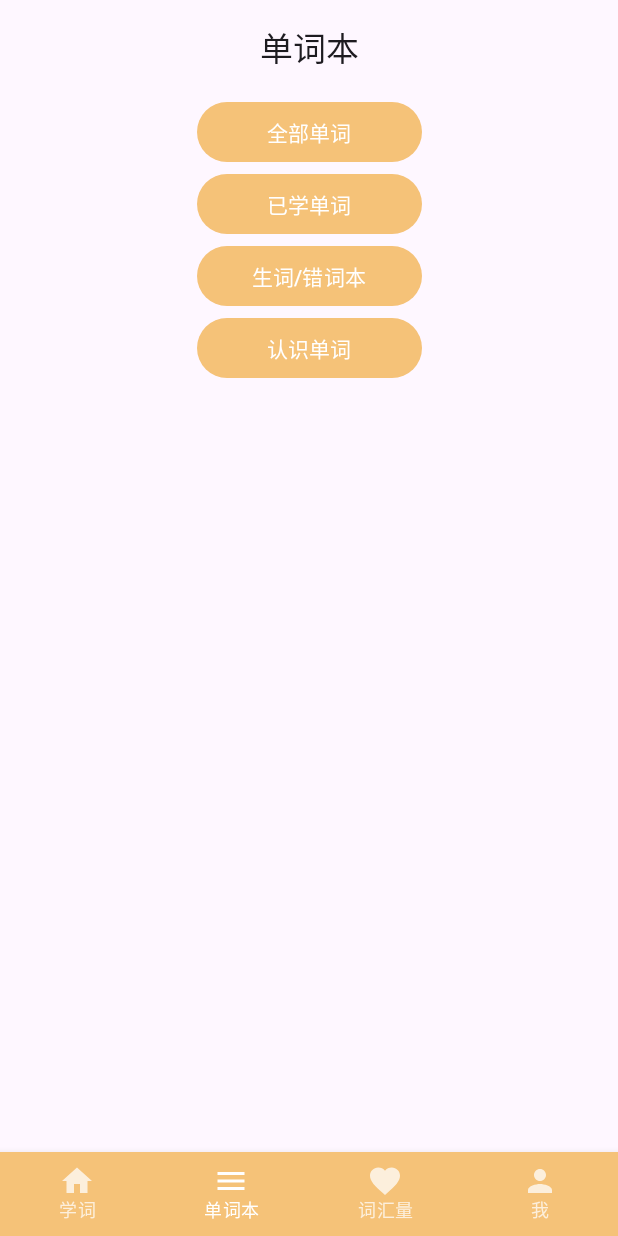
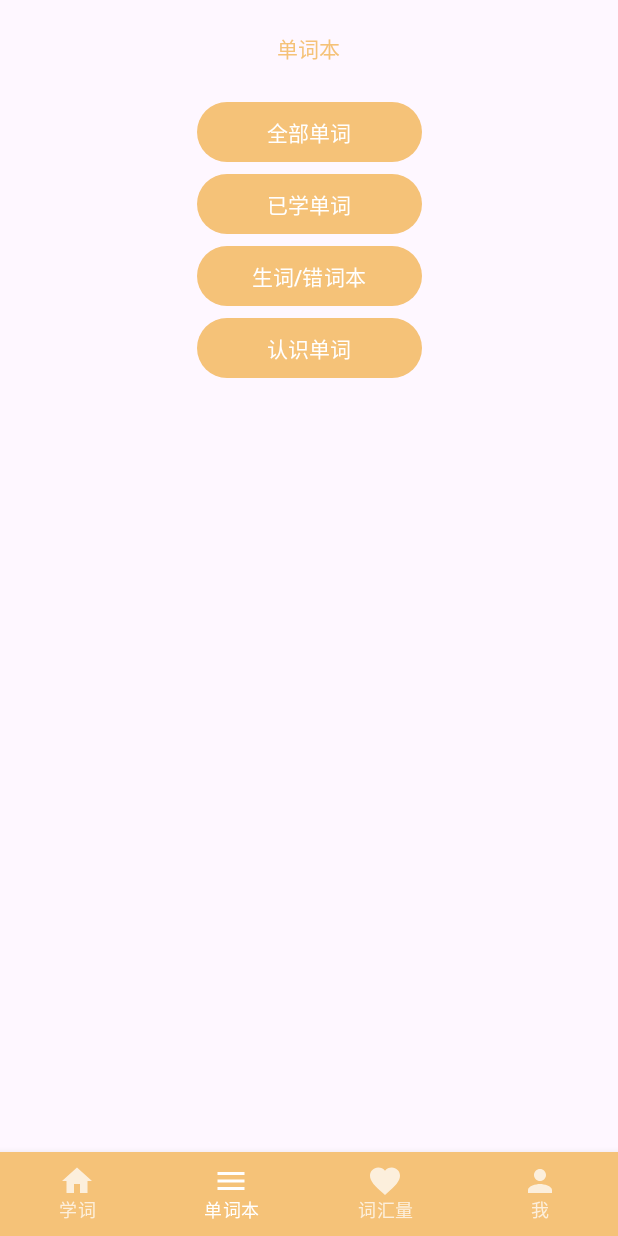
Before and after one commit to zhumeng1582/word, an Android app built with Jetpack Compose: the WebViewPage screen opened through its navigation route, item 2 of the bottom bar chosen, on a phone screen of 412 x 824 dp. Run offline under Robolectric (Android 15) with nearby library versions, the phone set to English and light mode, and no system bars; our stand-ins replace Room's generated code, livedata-compose; libraries missing offline, so code that uses them is left out: com.blankj.utilcode, com.tencent.mmkv; 3 statements that could not run were skipped.

Commit message:
Feat:界面优化

```diff
--- a/words/app/build.gradle
+++ b/words/app/build.gradle
@@ -88,6 +88,7 @@ dependencies {
     // 可选 - Kotlin扩展和协程支持
     implementation "androidx.room:room-ktx:$room_version"
 
+    implementation "com.google.accompanist:accompanist-webview:0.29.0-alpha"
 
     implementation 'com.squareup.okhttp3:okhttp:4.5.0'
     implementation 'com.squareup.retrofit2:retrofit:2.9.0'
--- a/words/app/src/main/java/com/my/words/ui/books/BooksPage.kt
+++ b/words/app/src/main/java/com/my/words/ui/books/BooksPage.kt
@@ -28,7 +28,9 @@ fun BooksPage(
             color = MaterialTheme.colorScheme.background
         ) {
             Column(modifier = Modifier.fillMaxWidth()) {
-                HomeTopBarView("单词本")
+                HomeTopBarView("单词本"){
+
+                }
                 Button(
                     onClick = {
                         navController.navigate(RouteName.WordListPage_S.format("ALL"))
--- a/words/app/src/main/java/com/my/words/ui/main/AppScaffold.kt
+++ b/words/app/src/main/java/com/my/words/ui/main/AppScaffold.kt
@@ -17,6 +17,7 @@ import com.my.words.ui.books.BooksPage
 import com.my.words.ui.books.WordListPage
 import com.my.words.ui.books.WordListViewModel
 import com.my.words.ui.select.SelectWordBookPage
+import com.my.words.ui.webview.WebViewPage
 import com.my.words.ui.word.WordDetailPage
 import com.my.words.ui.word.WordViewModel
 import com.my.words.widget.BottomNavBarView
@@ -46,7 +47,7 @@ fun AppScaffold() {
         NavHost(navController = navController, startDestination = RouteName.HOME) {
             composable(RouteName.HOME) { HomePage(navController) }
             composable(RouteName.BOOK) { BooksPage(navController) }
-            composable(RouteName.COLLECTION) { HomePage(navController) }
+            composable(RouteName.COLLECTION) { WebViewPage(navController, url = "https://web.shanbay.com/bdc/vocabtest#/") }
             composable(RouteName.PROFILE) { SelectWordBookPage(navController) }
             composable(RouteName.SELECT_WORD) { SelectWordBookPage(navController) }
             composable(RouteName.DETAIL) {
--- a/words/app/src/main/java/com/my/words/ui/main/HomePage.kt
+++ b/words/app/src/main/java/com/my/words/ui/main/HomePage.kt
@@ -2,10 +2,8 @@ package com.my.words.ui.main
 
 import androidx.compose.foundation.layout.Arrangement
 import androidx.compose.foundation.layout.Column
-import androidx.compose.foundation.layout.Row
 import androidx.compose.foundation.layout.fillMaxSize
 import androidx.compose.foundation.layout.fillMaxWidth
-import androidx.compose.foundation.layout.padding
 import androidx.compose.foundation.layout.width
 import androidx.compose.material3.Button
 import androidx.compose.material3.MaterialTheme
@@ -24,7 +22,6 @@ import com.my.words.ui.theme.WordsTheme
 import com.my.words.util.CacheUtil
 import com.my.words.widget.HomeTopBarView
 import com.my.words.widget.RouteName
-import com.my.words.widget.TopBarView
 
 @Composable
 fun HomePage(navController: NavHostController, viewModel: SelectWordViewModel = viewModel()) {
@@ -32,18 +29,18 @@ fun HomePage(navController: NavHostController, viewModel: SelectWordViewModel =
         ?.observe(navController.currentBackStackEntry!!) { value ->
             viewModel.setSelectWord(value)
         }
+    val interpret = viewModel.selectWord.observeAsState()
+
     WordsTheme {
         Surface(
             modifier = Modifier.fillMaxSize(),
             color = MaterialTheme.colorScheme.background
         ) {
             Column(modifier = Modifier.fillMaxWidth()) {
-                HomeTopBarView("背单词")
-                SelectWord(
-                    navController, Modifier
-                        .width(150.dp)
-                        .align(alignment = Alignment.CenterHorizontally)
-                )
+                HomeTopBarView(interpret.value!!){
+                    navController.navigate("selectWord")
+                }
+
                 WordDetail(
                     navController, Modifier
                         .width(150.dp)
@@ -54,31 +51,6 @@ fun HomePage(navController: NavHostController, viewModel: SelectWordViewModel =
     }
 }
 
-@Composable
-fun SelectWord(
-    navController: NavHostController,
-    modifier: Modifier = Modifier,
-    viewModel: SelectWordViewModel = viewModel()
-) {
-    val interpret = viewModel.selectWord.observeAsState()
-
-    Row(
-        modifier = Modifier
-            .fillMaxWidth()
-            .padding(top = 80.dp),
-        horizontalArrangement = Arrangement.Center,//设置水平居中对齐
-        verticalAlignment = Alignment.CenterVertically
-    ) {//设置垂直居中对齐
-        Text(
-            text = interpret.value!!,
-            modifier = Modifier.padding(end = 10.dp)
-        )
-        Button(onClick = { navController.navigate("selectWord") }, modifier = modifier) {
-            Text(text = "换书")
-        }
-
-    }
-}
 
 @Composable
 fun WordDetail(
@@ -90,7 +62,10 @@ fun WordDetail(
 
     val index = Config.classList.indexOf(interpret.value)
 
-    Button(onClick = { navController.navigate(RouteName.DETAIL_D.format(index)) }, modifier = modifier) {
+    Button(
+        onClick = { navController.navigate(RouteName.DETAIL_D.format(index)) },
+        modifier = modifier
+    ) {
         Text(text = "背单词")
     }
 }
--- /dev/null
+++ b/words/app/src/main/java/com/my/words/ui/webview/WebViewPage.kt
@@ -0,0 +1,31 @@
+package com.my.words.ui.webview
+
+import androidx.compose.foundation.layout.Column
+import androidx.compose.foundation.layout.fillMaxSize
+import androidx.compose.foundation.layout.fillMaxWidth
+import androidx.compose.material3.MaterialTheme
+import androidx.compose.material3.Surface
+import androidx.compose.runtime.Composable
+import androidx.compose.ui.Modifier
+import androidx.navigation.NavHostController
+import com.google.accompanist.web.WebView
+import com.google.accompanist.web.rememberWebViewState
+import com.my.words.ui.theme.WordsTheme
+
+@Composable
+fun WebViewPage(
+    navController: NavHostController,url:String
+) {
+    val state = rememberWebViewState("https://web.shanbay.com/bdc/vocabtest#/")
+    WordsTheme {
+        Surface(
+            modifier = Modifier.fillMaxSize(),
+            color = MaterialTheme.colorScheme.background
+        ) {
+            Column(modifier = Modifier.fillMaxWidth()) {
+                WebView(state)
+            }
+        }
+    }
+
+}
--- a/words/app/src/main/java/com/my/words/widget/TopBarView.kt
+++ b/words/app/src/main/java/com/my/words/widget/TopBarView.kt
@@ -1,14 +1,17 @@
 package com.my.words.widget
 
 import androidx.compose.foundation.layout.Column
+import androidx.compose.foundation.layout.Row
 import androidx.compose.foundation.layout.statusBarsPadding
 import androidx.compose.material.icons.Icons
 import androidx.compose.material.icons.filled.ArrowBack
+import androidx.compose.material3.Button
 import androidx.compose.material3.CenterAlignedTopAppBar
 import androidx.compose.material3.ExperimentalMaterial3Api
 import androidx.compose.material3.Icon
 import androidx.compose.material3.IconButton
 import androidx.compose.material3.Text
+import androidx.compose.material3.TextButton
 import androidx.compose.material3.TopAppBar
 import androidx.compose.material3.TopAppBarDefaults
 import androidx.compose.runtime.Composable
@@ -32,9 +35,13 @@ fun TopBarView(title: String, callback: () -> Unit) {
 
 @OptIn(ExperimentalMaterial3Api::class)
 @Composable
-fun HomeTopBarView(title: String) {
+fun HomeTopBarView(title: String,onClick: () -> Unit) {
     CenterAlignedTopAppBar(modifier = Modifier.statusBarsPadding(),
         colors= TopAppBarDefaults.smallTopAppBarColors(),
-        title = { Text(title) }
+        title = {
+            TextButton(onClick = onClick) {
+                Text(title)
+            }
+        }
     )
 }
```
